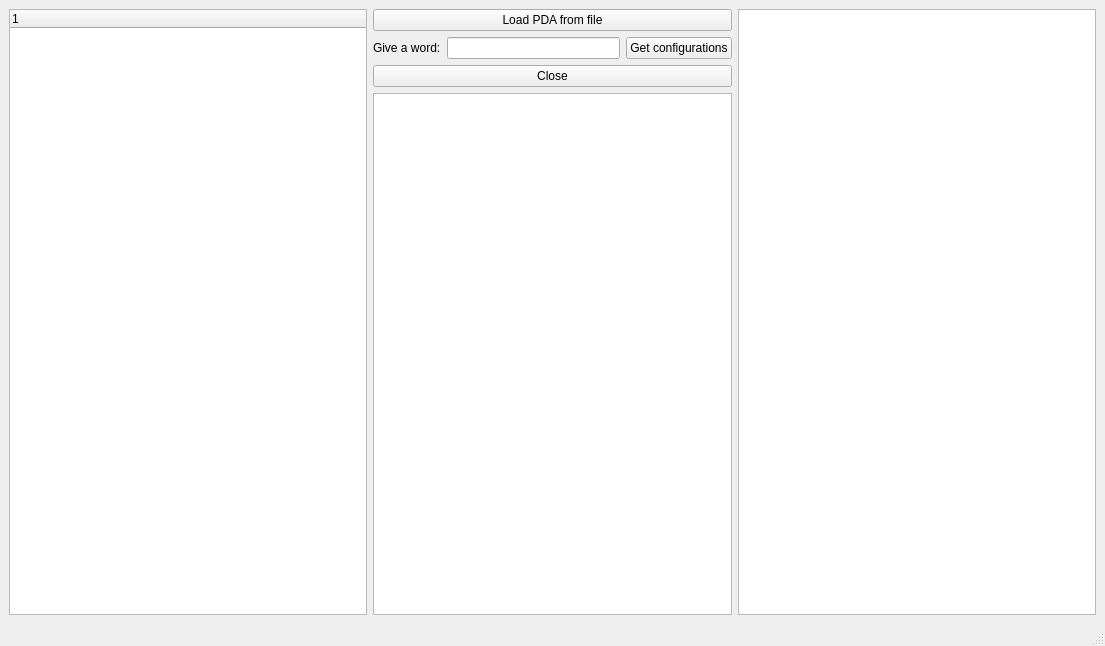
Before: the Qt Designer form mainwindow.ui in csordaseva/pda_szakdolgozat, drawn with Qt 5.
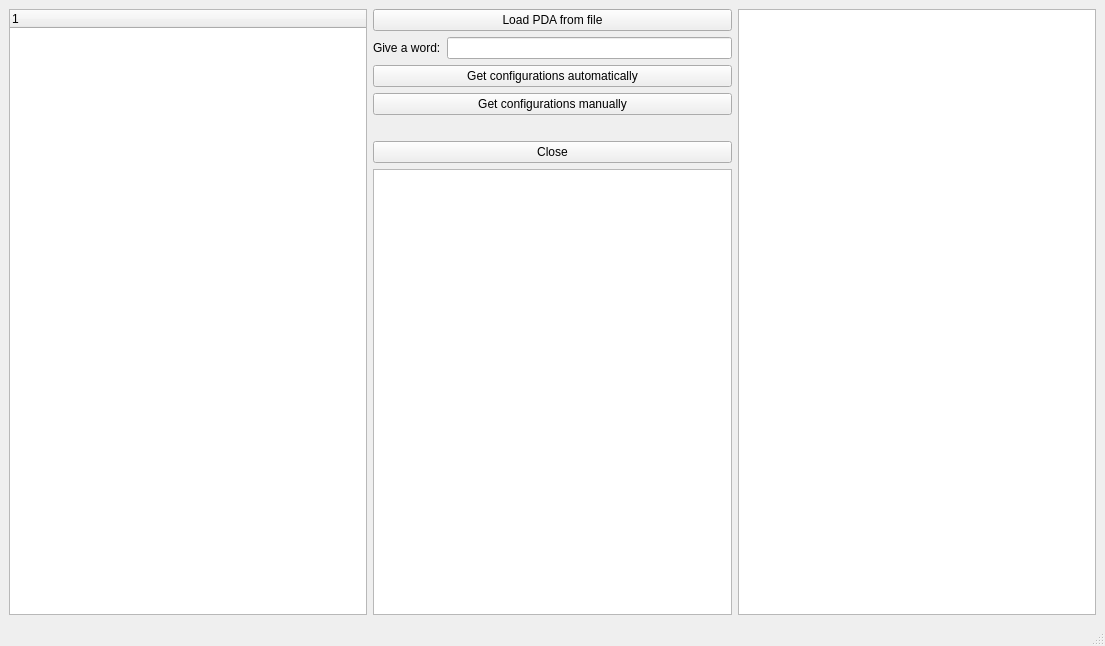
After: the same form once the commit is applied.

```diff
--- a/mainwindow.ui
+++ b/mainwindow.ui
@@ -16,6 +16,8 @@
   <widget class="QWidget" name="centralwidget">
    <layout class="QGridLayout" name="gridLayout">
     <item row="0" column="0">
+     <layout class="QHBoxLayout" name="horizontalLayout_3">
+      <item>
      <widget class="QTreeWidget" name="treeWidget">
       <column>
        <property name="text">
@@ -24,10 +26,7 @@
       </column>
      </widget>
     </item>
-    <item row="0" column="2">
-     <widget class="QGraphicsView" name="pdaView"/>
-    </item>
-    <item row="0" column="1">
+      <item>
      <layout class="QVBoxLayout" name="verticalLayout_2">
       <item>
        <layout class="QVBoxLayout" name="verticalLayout">
@@ -39,7 +38,7 @@
          </widget>
         </item>
         <item>
-         <layout class="QHBoxLayout" name="horizontalLayout">
+           <layout class="QHBoxLayout" name="horizontalLayout_2">
           <item>
            <widget class="QLabel" name="label">
             <property name="text">
@@ -53,14 +52,30 @@
           <item>
            <widget class="QLineEdit" name="inputWord"/>
           </item>
+           </layout>
+          </item>
           <item>
            <widget class="QPushButton" name="pushButton_configs">
             <property name="text">
-             <string>Get configurations</string>
+             <string>Get configurations automatically</string>
             </property>
            </widget>
           </item>
-         </layout>
+          <item>
+           <widget class="QPushButton" name="pushButton_configs_manual">
+            <property name="text">
+             <string>Get configurations manually</string>
+            </property>
+           </widget>
+          </item>
+          <item>
+           <layout class="QHBoxLayout" name="horizontalLayout">
+            <item>
+             <widget class="QLabel" name="result">
+              <property name="text">
+               <string/>
+              </property>
+             </widget>
         </item>
        </layout>
       </item>
@@ -73,6 +88,13 @@
       </item>
       <item>
        <widget class="QGraphicsView" name="graphicsView"/>
+          </item>
+         </layout>
+        </item>
+       </layout>
+      </item>
+      <item>
+       <widget class="QGraphicsView" name="pdaView"/>
       </item>
      </layout>
     </item>
```
Lines whose indentation alone changed are shown as unchanged.
